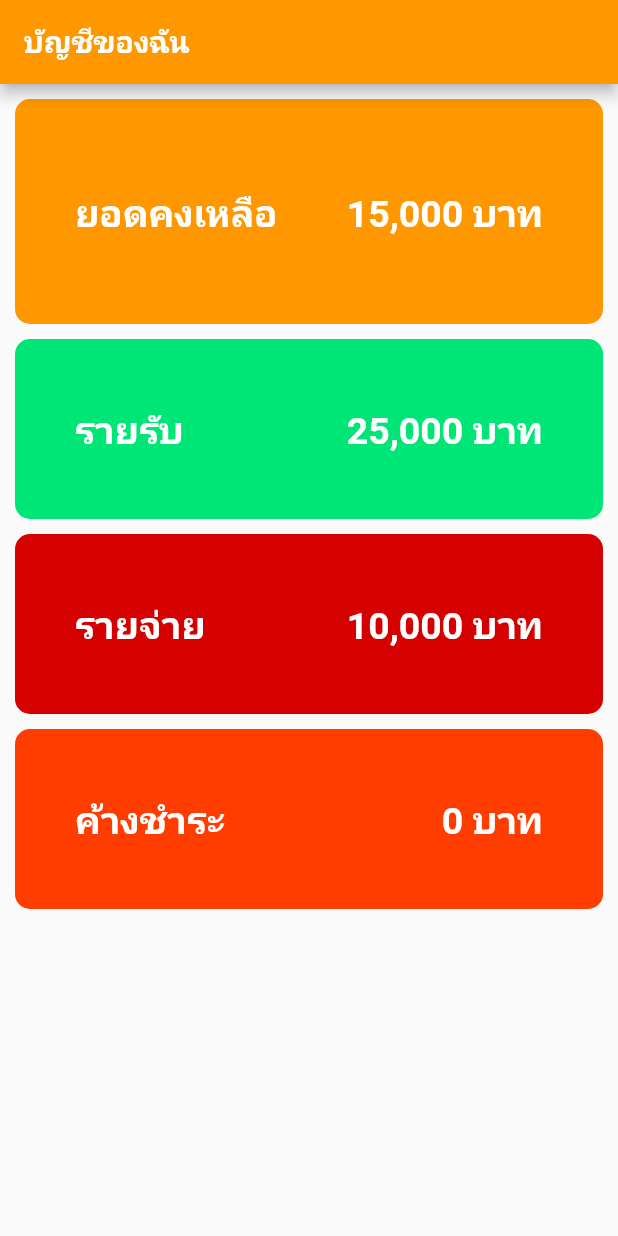
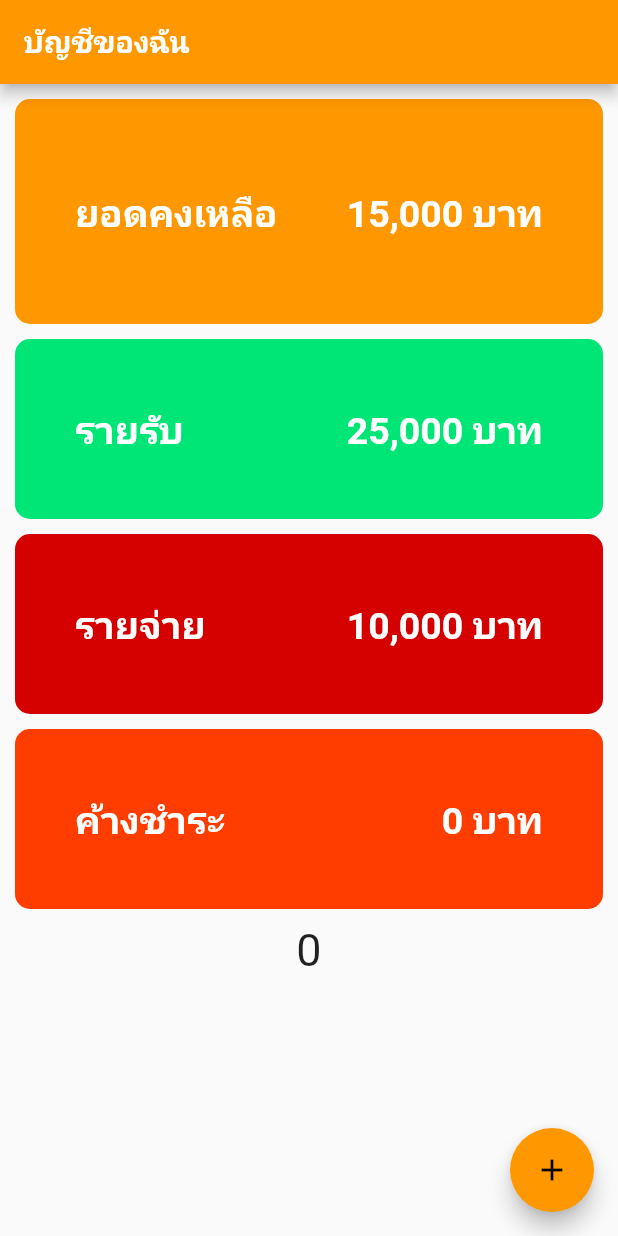
Before and after one commit to nksoluna/simpleflutter, a Flutter app: the screen it shows after launch, on a phone screen of 412 x 824 dp. Run offline on Flutter 3.47's test engine with Material 2 defaults, Android fonts, the light colour scheme and no system bars.

Commit message:
lifecycle widget

```diff
--- a/lib/main.dart
+++ b/lib/main.dart
@@ -1,5 +1,5 @@
 import 'package:flutter/material.dart';
-import 'Foodmenu.dart';
+//import 'Foodmenu.dart';
 import 'MoneyBox.dart';
 void main() {
   runApp(LabelOrtext());
@@ -22,16 +22,25 @@ class HomePage extends StatefulWidget {
 }
 
 class _HomePageState extends State<HomePage> {
-  List<FoodMenu> menu = [
+  int number = 0 ;
+   @override
+
+  void initState() {
+  super.initState();
+  print("Test");
+  }
+  /*List<FoodMenu> menu = [
     FoodMenu("กะเพราไก่ไข่ดาว", "50", "assets/image/krapow.jpg"),
     FoodMenu("ผัดพริกไก่ไข่ดาว", "50", "assets/image/padprick.jpg"),
     FoodMenu("ส้มตำไทย", "40", "assets/image/papayasalad.jpg"),
     FoodMenu("ผัดไทย", "45", "assets/image/padthai.jpg")
   ];
   int counter = 0;
+*/
 
   @override
   Widget build(BuildContext context) {
+    print("Run build");
     return Scaffold(
         appBar: AppBar(
             title: Text(
@@ -48,20 +57,30 @@ class _HomePageState extends State<HomePage> {
               SizedBox(height : 10) ,
               MoneyBox("รายจ่าย", 10000, Colors.redAccent[700] , 120) ,
               SizedBox(height : 10) ,
-              MoneyBox("ค้างชำระ", 0, Colors.deepOrangeAccent[400] , 120)
+              MoneyBox("ค้างชำระ", 0, Colors.deepOrangeAccent[400] , 120),
+              SizedBox(height : 10) ,
+              Text(number.toString(),style:TextStyle(fontSize : 30) , )
+
             ],
           ),
-        ));
+
+        ),
+        floatingActionButton : FloatingActionButton(onPressed: () {
+              setState(() {
+                number++ ;
+              });
+            },
+            child : Icon(Icons.add),));
   }
 
-  void addNumber() {
+  /*void addNumber() {
     setState(() {
       counter++;
       if (counter >= 20) {
         counter = 0;
       }
     });
-  }
+  }*/
 }
 
 
```
